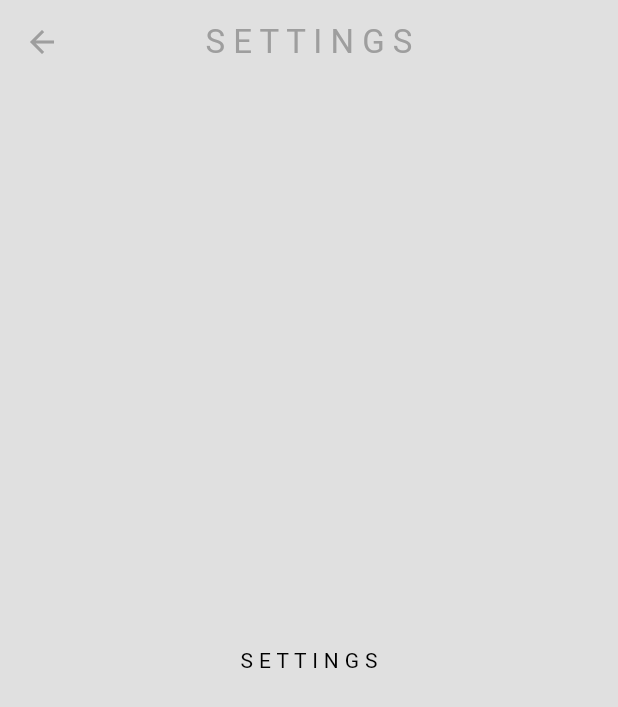
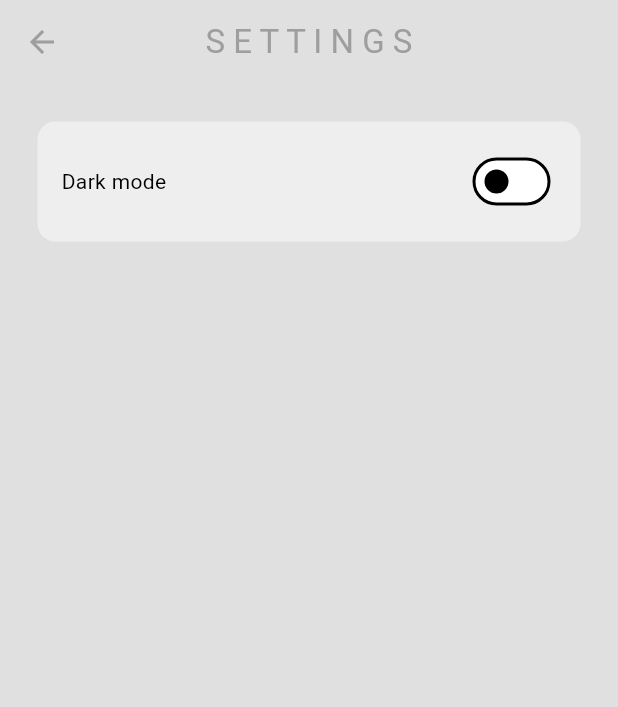
Before and after one commit to JaswanthJHK/chat_application, a Flutter app: the SettingsPage screen opened directly, on a phone screen of 412 x 824 dp. Shown: the top 707 px of the screen. Run offline on Flutter 3.47's test engine with Material 3 defaults, Android fonts, the phone set to English and light mode, and no system bars; our stand-ins replace cloud_firestore, firebase_auth, firebase_core; accounts and stored records are empty; network calls fail.

Commit message:
dark mode added

```diff
--- a/lib/presentation/pages/chat_page_section/widgets/chat_bubble.dart
+++ b/lib/presentation/pages/chat_page_section/widgets/chat_bubble.dart
@@ -12,8 +12,10 @@ class ChatBubble extends StatelessWidget {
 
   @override
   Widget build(BuildContext context) {
-    Radius radiusCurv =const Radius.circular(20);
-    var chatColor = isCurrentUser ? AppColour.greylight : AppColour.grey;
+    Radius radiusCurv = const Radius.circular(20);
+    var chatColor = isCurrentUser
+        ? Theme.of(context).colorScheme.primary
+        : Theme.of(context).colorScheme.tertiaryContainer;
 
     return Container(
       constraints: const BoxConstraints(maxWidth: 350),
--- a/lib/presentation/pages/home_page_section/screen/home_page.dart
+++ b/lib/presentation/pages/home_page_section/screen/home_page.dart
@@ -19,6 +19,7 @@ class HomePage extends StatelessWidget {
   @override
   Widget build(BuildContext context) {
     return Scaffold(
+       backgroundColor: Theme.of(context).colorScheme.primaryContainer,
       appBar: AppBar(
         title: const Text("Home"),
         centerTitle: true,
@@ -27,6 +28,7 @@ class HomePage extends StatelessWidget {
       ),
       drawer: const MyDrawer(),
       body: _buildUserList(),
+
     );
   }
 
--- a/lib/presentation/pages/home_page_section/widget/user_tile.dart
+++ b/lib/presentation/pages/home_page_section/widget/user_tile.dart
@@ -28,12 +28,13 @@ class UserTile extends StatelessWidget {
               children: [
                 Icon(
                   Icons.person,
-                  color: AppColour.greyDark,
+                  color: Theme.of(context).colorScheme.secondaryContainer,
                 ),
                 Appsizes.sizeTwentyW,
                 Text(
                   text,
-                  style: TextStyle(color: AppColour.greyDark),
+                  style: TextStyle(
+                      color: Theme.of(context).colorScheme.secondaryContainer),
                 ),
               ],
             ),
--- a/lib/presentation/pages/rigister_page.dart
+++ b/lib/presentation/pages/rigister_page.dart
@@ -51,7 +51,7 @@ class RegisterPage extends StatelessWidget {
   @override
   Widget build(BuildContext context) {
     return Scaffold(
-      backgroundColor: Theme.of(context).colorScheme.surface,
+      backgroundColor: Theme.of(context).colorScheme.primaryContainer,
       body: Center(
         child: Column(
           mainAxisAlignment: MainAxisAlignment.center,
--- a/lib/presentation/pages/settings_page.dart
+++ b/lib/presentation/pages/settings_page.dart
@@ -1,5 +1,7 @@
 import 'package:chat_app_firebase/constants/colors.dart';
+import 'package:chat_app_firebase/presentation/themes/theme_provider.dart';
 import 'package:flutter/material.dart';
+import 'package:provider/provider.dart';
 
 class SettingsPage extends StatelessWidget {
   const SettingsPage({super.key});
@@ -7,15 +9,33 @@ class SettingsPage extends StatelessWidget {
   @override
   Widget build(BuildContext context) {
     return Scaffold(
+        backgroundColor: Theme.of(context).colorScheme.primaryContainer,
         appBar: AppBar(
           title: const Text("S E T T I N G S"),
           centerTitle: true,
           backgroundColor: Colors.transparent,
           foregroundColor: AppColour.grey,
         ),
-      body: const Center(
-        child: Text("S E T T I N G S"),
+        body: Container(
+          decoration: BoxDecoration(
+            borderRadius: BorderRadius.circular(12),
+            color: Theme.of(context).colorScheme.secondary,
           ),
-    );
+          padding: const EdgeInsets.all(16),
+          margin: EdgeInsets.all(25),
+          child: Row(
+            mainAxisAlignment: MainAxisAlignment.spaceBetween,
+            children: [
+              const Text("Dark mode"),
+              Switch(
+                value: Provider.of<ThemeProvider>(context, listen: false)
+                    .isDarkMode,
+                onChanged: (value) =>
+                    Provider.of<ThemeProvider>(context, listen: false)
+                        .toggleTheme(),
+              )
+            ],
+          ),
+        ));
   }
 }
--- /dev/null
+++ b/lib/presentation/themes/dark_mode.dart
@@ -0,0 +1,14 @@
+import 'package:flutter/material.dart';
+
+ThemeData darkMode = ThemeData(
+  colorScheme: ColorScheme.light(
+    primaryContainer: Colors.grey.shade900,
+    primary: Colors.grey.shade600,
+    onPrimary: Colors.black54, // other user chat color
+    secondary: Colors.grey.shade700,
+    tertiary: Colors.grey[800],
+    secondaryContainer: const Color.fromARGB(255, 232, 232, 232),
+    inversePrimary: Colors.grey[300],
+
+  ),
+);
--- a/lib/presentation/themes/lightMode.dart
+++ b/lib/presentation/themes/lightMode.dart
@@ -2,8 +2,10 @@ import 'package:flutter/material.dart';
 
 ThemeData lightMode = ThemeData(
   colorScheme: ColorScheme.light(
-    surface: Colors.grey.shade300,
-    primary:  Colors.grey.shade500,
+    primaryContainer: Colors.grey.shade300,
+    primary: Colors.grey.shade500,
+    tertiaryContainer:
+        const Color.fromARGB(255, 82, 81, 79), // other user chat color
     secondary: Colors.grey.shade200,
     tertiary: Colors.white,
     secondaryContainer: Colors.grey.shade900,
--- /dev/null
+++ b/lib/presentation/themes/theme_provider.dart
@@ -0,0 +1,24 @@
+import 'package:chat_app_firebase/presentation/themes/dark_mode.dart';
+import 'package:chat_app_firebase/presentation/themes/lightMode.dart';
+import 'package:flutter/material.dart';
+
+class ThemeProvider extends ChangeNotifier {
+  ThemeData _themeData = lightMode;
+
+  ThemeData get themeData => _themeData;
+
+  bool get isDarkMode => _themeData == darkMode;
+
+  set themeData(ThemeData themeData) {
+    _themeData = themeData;
+    notifyListeners();
+  }
+
+  void toggleTheme() {
+    if (themeData == lightMode) {
+      themeData = darkMode;
+    } else {
+      themeData = lightMode;
+    }
+  }
+}
--- a/pubspec.yaml
+++ b/pubspec.yaml
@@ -36,6 +36,7 @@ dependencies:
     sdk: flutter
   flutter_markdown: ^0.7.3
   flutter_zoom_drawer: ^3.2.0
+  provider: ^6.1.2
 
 dev_dependencies:
   flutter_lints: ^3.0.0
```
Also changed, not shown: lib/main.dart (+9 -2 lines), lib/presentation/pages/chat_page_section/screen/chat_page.dart (+10 -5 lines), lib/presentation/widgets/drawer_menu.dart (+19 -4 lines), pubspec.lock. Lines whose indentation alone changed are shown as unchanged.
